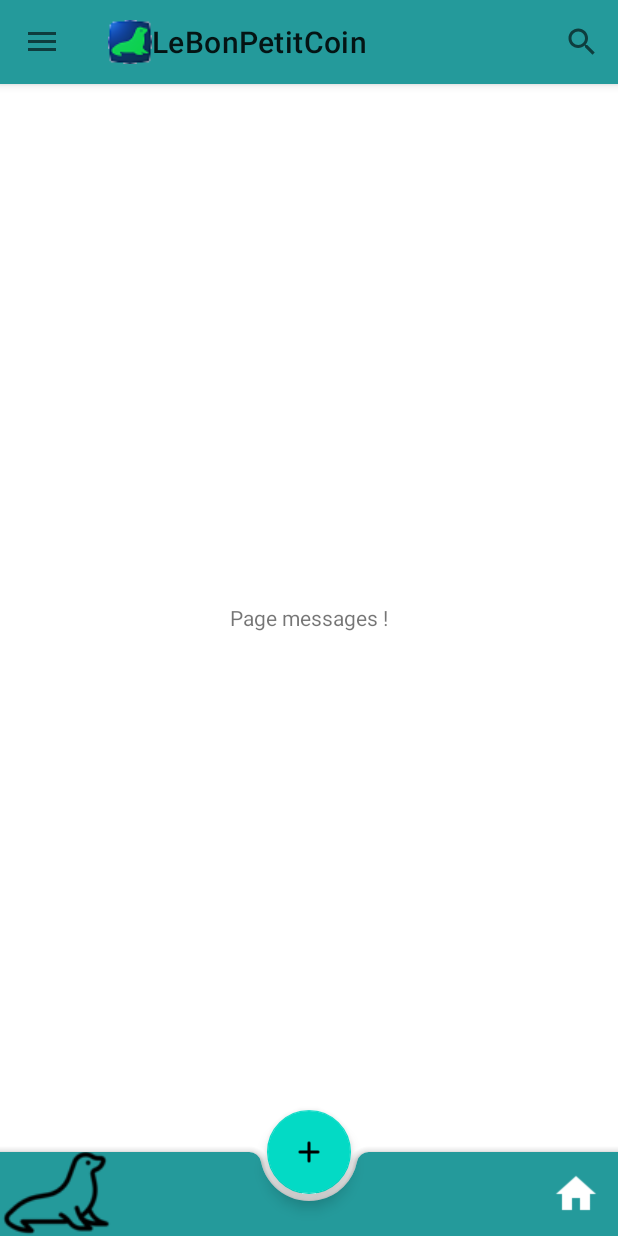
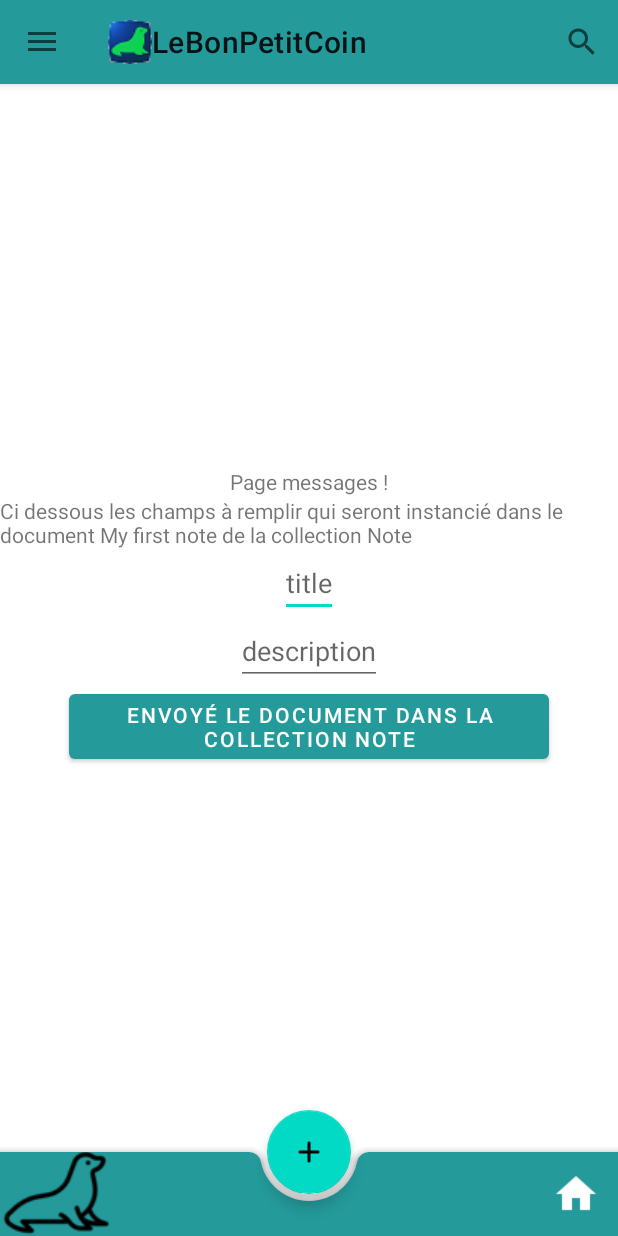
Before and after one commit to Beauget/HMIN205LeBonPetitCoin, an Android app: the screen it shows after launch (MainActivity), in the side drawer, after a tap on "Messages", on a phone screen of 412 x 824 dp. Run offline under Robolectric (Android 15) with nearby library versions, the phone set to English and light mode, and no system bars; our stand-ins replace Firebase (no records; nobody signed in at launch, a user with empty details on screens opened directly); libraries missing offline, so code that uses them is left out: com.firebase.ui.

Commit message:
première création de collection et de document dans firebase

```diff
--- a/app/src/main/java/com/example/lebonpetitcoin/Fragments/MessageFragment.java
+++ b/app/src/main/java/com/example/lebonpetitcoin/Fragments/MessageFragment.java
@@ -5,13 +5,18 @@ import android.util.Log;
 import android.view.LayoutInflater;
 import android.view.View;
 import android.view.ViewGroup;
+import android.widget.Button;
+import android.widget.EditText;
 import android.widget.TextView;
+import android.widget.Toast;
 
 import androidx.annotation.NonNull;
 import androidx.fragment.app.Fragment;
 
 import com.example.lebonpetitcoin.R;
 import com.google.android.gms.tasks.OnCompleteListener;
+import com.google.android.gms.tasks.OnFailureListener;
+import com.google.android.gms.tasks.OnSuccessListener;
 import com.google.android.gms.tasks.Task;
 import com.google.firebase.events.Event;
 import com.google.firebase.firestore.DocumentChange;
@@ -22,7 +27,9 @@ import com.google.firebase.firestore.FirebaseFirestoreException;
 import com.google.firebase.firestore.QuerySnapshot;
 
 import java.util.ArrayList;
+import java.util.HashMap;
 import java.util.List;
+import java.util.Map;
 
 public class MessageFragment extends Fragment {
     public static MessageFragment newInstance() {
@@ -30,12 +37,25 @@ public class MessageFragment extends Fragment {
     }
 
     TextView test;
+    EditText eTitre;
+    EditText eDescription;
+    Button button;
     private FirebaseFirestore firestoreDB;
+
+    //NOM DES ATTRIBUTS
+    private static final String KEY_TITLE = "title";
+    private static final String KEY_DESCRIPTION = "description";
+
+    //NOM DE LA CLASSE QUI SERA ENVOYÉ EN CAS D'ECHEC D'ENVOIE
+    private static final String TAG = "MessageFragment";
 
     public View onCreateView(LayoutInflater inflater, ViewGroup container, Bundle savedInstanceState) {
         View view = inflater.inflate(R.layout.fragment_message, container, false);
         test= view.findViewById(R.id.collection);
-        firestoreDB = FirebaseFirestore.getInstance();
+        test.setText("Ci dessous les champs à remplir qui seront instancié dans le document My first note de la collection Note");
+        eTitre= view.findViewById(R.id.title);
+        button= view.findViewById(R.id.button);
+        eDescription = view.findViewById(R.id.description);
 
         return view;
     }
@@ -46,7 +66,45 @@ public class MessageFragment extends Fragment {
         //CollectionReference categorieRef = FirebaseFirestore.getInstance().collection("Categorie");
 
 
-        test.setText(firestoreDB.collection("Categorie").getId());
+        //test.setText(firestoreDB.collection("Categorie").getId());
+        firestoreDB = FirebaseFirestore.getInstance();
+
+        button.setOnClickListener(new View.OnClickListener() {
+            @Override
+            public void onClick(View v) {
+                /*
+                 * RECUPERATION DU TEXT A METTRE DANS LE DOCUMENT MY FIRST NOTE
+                 */
+                String title = eTitre.getText().toString();
+                String description = eDescription.getText().toString();
+
+
+                Map<String, Object> note = new HashMap<>();
+                note.put(KEY_TITLE, title);
+                note.put(KEY_DESCRIPTION, description);
+
+                /*
+                * CREATION DE LA COLLECTION NOTE ET D'UN DOCUMENT MY FIRST NOTE
+                */
+                //firestoreDB.document("Note/My first note"); équivalent a la ligne d'en dessous mais moins intuitif
+                firestoreDB.collection("Note").document("My first note").set(note)
+                        .addOnSuccessListener(new OnSuccessListener<Void>() {
+                            @Override
+                            public void onSuccess(Void aVoid) {
+                                Toast.makeText(getContext(),"note enregistré",Toast.LENGTH_SHORT).show();
+
+                            }
+                        })
+                        .addOnFailureListener(new OnFailureListener() {
+                            @Override
+                            public void onFailure(@NonNull Exception e) {
+                                Toast.makeText(getContext(),"erreur",Toast.LENGTH_SHORT).show();
+                                Log.d(TAG,e.toString());
+                            }
+                        });
+
+            }
+        });
         super.onActivityCreated(savedInstanceState);
     }
 }
--- a/app/src/main/res/layout/fragment_message.xml
+++ b/app/src/main/res/layout/fragment_message.xml
@@ -3,16 +3,34 @@
     android:layout_height="fill_parent"
     android:layout_width="match_parent"
     android:gravity="center"
-    android:orientation="horizontal">
+    android:orientation="vertical">
 
     <TextView
         android:layout_width="wrap_content"
         android:layout_height="wrap_content"
         android:text="Page messages !" />
+
     <TextView
         android:id="@+id/collection"
         android:layout_width="wrap_content"
         android:layout_height="wrap_content"
     />
 
+    <EditText
+        android:id="@+id/title"
+        android:hint="title"
+        android:layout_width="wrap_content"
+        android:layout_height="wrap_content"/>
+
+    <EditText
+        android:id="@+id/description"
+        android:hint="description"
+        android:layout_width="wrap_content"
+        android:layout_height="wrap_content"/>
+
+    <Button
+        android:id="@+id/button"
+        android:layout_width="wrap_content"
+        android:layout_height="wrap_content"
+        android:text="Envoyé le document dans la collection Note"/>
 </LinearLayout>
```
Also changed, not shown: 14 other files.
